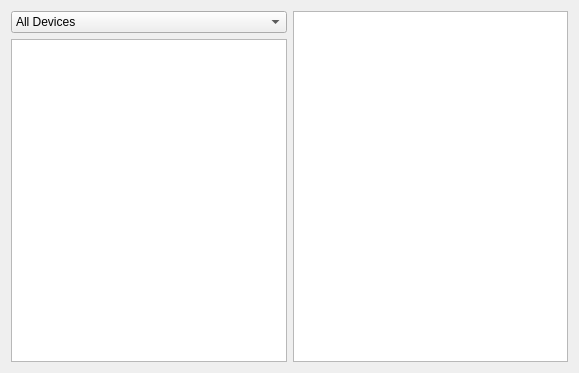
Above: DevicesInfoDialog.ui from christian-mv/AudioAcousticAnalyzer before the change. Below: the same form after it.
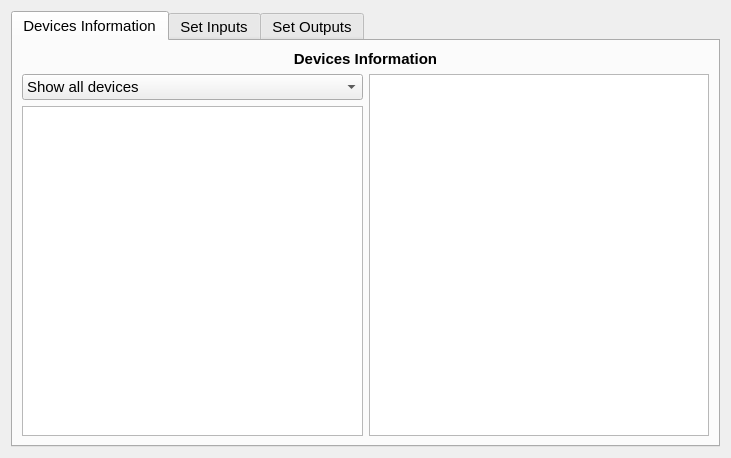
That is the form after the change.

Diff of the .ui file:
```diff
--- a/DevicesInfoDialog.ui
+++ b/DevicesInfoDialog.ui
@@ -6,21 +6,67 @@
    <rect>
     <x>0</x>
     <y>0</y>
-    <width>579</width>
-    <height>373</height>
+    <width>731</width>
+    <height>458</height>
    </rect>
   </property>
   <property name="windowTitle">
    <string>Dialog</string>
   </property>
+  <property name="styleSheet">
+   <string notr="true">font-size: 11pt;
+
+</string>
+  </property>
   <layout class="QGridLayout" name="gridLayout">
    <item row="0" column="0">
+    <widget class="QTabWidget" name="tabWidget">
+     <property name="tabPosition">
+      <enum>QTabWidget::North</enum>
+     </property>
+     <property name="currentIndex">
+      <number>0</number>
+     </property>
+     <widget class="QWidget" name="tab_1">
+      <attribute name="title">
+       <string>Devices Information</string>
+      </attribute>
+      <layout class="QGridLayout" name="gridLayout_2">
+       <item row="0" column="0">
+        <layout class="QVBoxLayout" name="verticalLayout_2">
+         <item>
+          <widget class="QLabel" name="label">
+           <property name="font">
+            <font>
+             <pointsize>11</pointsize>
+             <weight>75</weight>
+             <bold>true</bold>
+            </font>
+           </property>
+           <property name="styleSheet">
+            <string notr="true">
+ font-weight: bold;</string>
+           </property>
+           <property name="text">
+            <string>Devices Information</string>
+           </property>
+           <property name="scaledContents">
+            <bool>false</bool>
+           </property>
+           <property name="alignment">
+            <set>Qt::AlignCenter</set>
+           </property>
+          </widget>
+         </item>
+         <item>
+          <layout class="QHBoxLayout" name="horizontalLayout">
+           <item>
     <layout class="QVBoxLayout" name="verticalLayout">
      <item>
       <widget class="QComboBox" name="comboBox">
        <item>
         <property name="text">
-         <string>All Devices</string>
+                 <string>Show all devices</string>
         </property>
        </item>
        <item>
@@ -48,12 +94,41 @@
          <verstretch>0</verstretch>
         </sizepolicy>
        </property>
+               <property name="styleSheet">
+                <string notr="true">QListWidget{
+	font-size:9pt;
+}</string>
+               </property>
       </widget>
      </item>
     </layout>
    </item>
-   <item row="0" column="1">
-    <widget class="QTextEdit" name="textEdit"/>
+           <item>
+            <widget class="QTextEdit" name="textEdit">
+             <property name="styleSheet">
+              <string notr="true">QTextEdit{
+	font-size:9pt;
+}</string>
+             </property>
+            </widget>
+           </item>
+          </layout>
+         </item>
+        </layout>
+       </item>
+      </layout>
+     </widget>
+     <widget class="QWidget" name="tab_2">
+      <attribute name="title">
+       <string>Set Inputs</string>
+      </attribute>
+     </widget>
+     <widget class="QWidget" name="tab">
+      <attribute name="title">
+       <string>Set Outputs</string>
+      </attribute>
+     </widget>
+    </widget>
    </item>
   </layout>
  </widget>
```
Left out of the diff: 6 changed lines with no effect on the pictures. Lines whose indentation alone changed are shown as unchanged.
